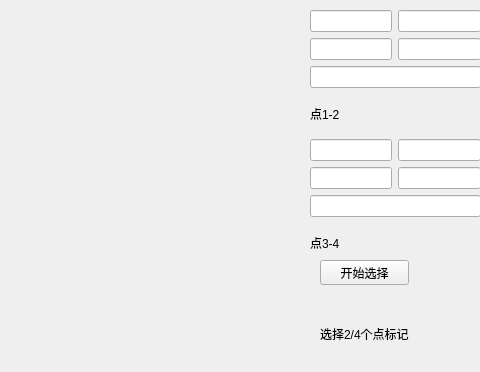
Before: the Qt Designer form imgwindow.ui in zouzichun/videoWirain, drawn with Qt 5; both pictures show x 320 to 800 and y 0 to 372 of the 800 by 600 pixel window.
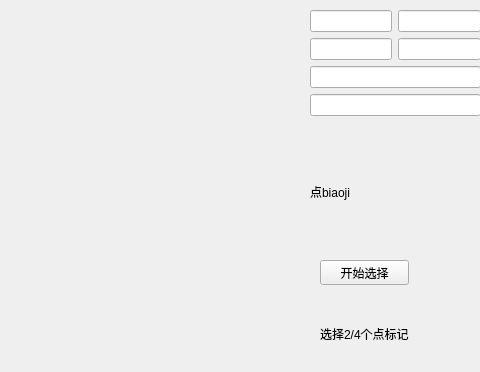
After: the same form once the commit is applied.

Diff of the .ui file:
```diff
--- a/imgwindow.ui
+++ b/imgwindow.ui
@@ -53,7 +53,7 @@
 </string>
    </property>
   </widget>
-  <widget class="QWidget" name="">
+  <widget class="QWidget" name="layoutWidget">
    <property name="geometry">
     <rect>
      <x>630</x>
@@ -88,44 +88,13 @@
       <item>
        <widget class="QLineEdit" name="l1_out"/>
       </item>
+      <item>
+       <widget class="QLineEdit" name="total_lines"/>
+      </item>
       <item>
        <widget class="QLabel" name="l1_res">
         <property name="text">
-         <string>点1-2</string>
-        </property>
-       </widget>
-      </item>
-     </layout>
-    </item>
-    <item>
-     <layout class="QVBoxLayout" name="verticalLayout_2">
-      <item>
-       <layout class="QHBoxLayout" name="horizontalLayout_3">
-        <item>
-         <widget class="QLineEdit" name="l2_p1x"/>
-        </item>
-        <item>
-         <widget class="QLineEdit" name="l2_p1y"/>
-        </item>
-       </layout>
-      </item>
-      <item>
-       <layout class="QHBoxLayout" name="horizontalLayout_4">
-        <item>
-         <widget class="QLineEdit" name="l2_p2x"/>
-        </item>
-        <item>
-         <widget class="QLineEdit" name="l2_p2y"/>
-        </item>
-       </layout>
-      </item>
-      <item>
-       <widget class="QLineEdit" name="l2_out"/>
-      </item>
-      <item>
-       <widget class="QLabel" name="l2res">
-        <property name="text">
-         <string>点3-4</string>
+         <string>点biaoji</string>
         </property>
        </widget>
       </item>
```
